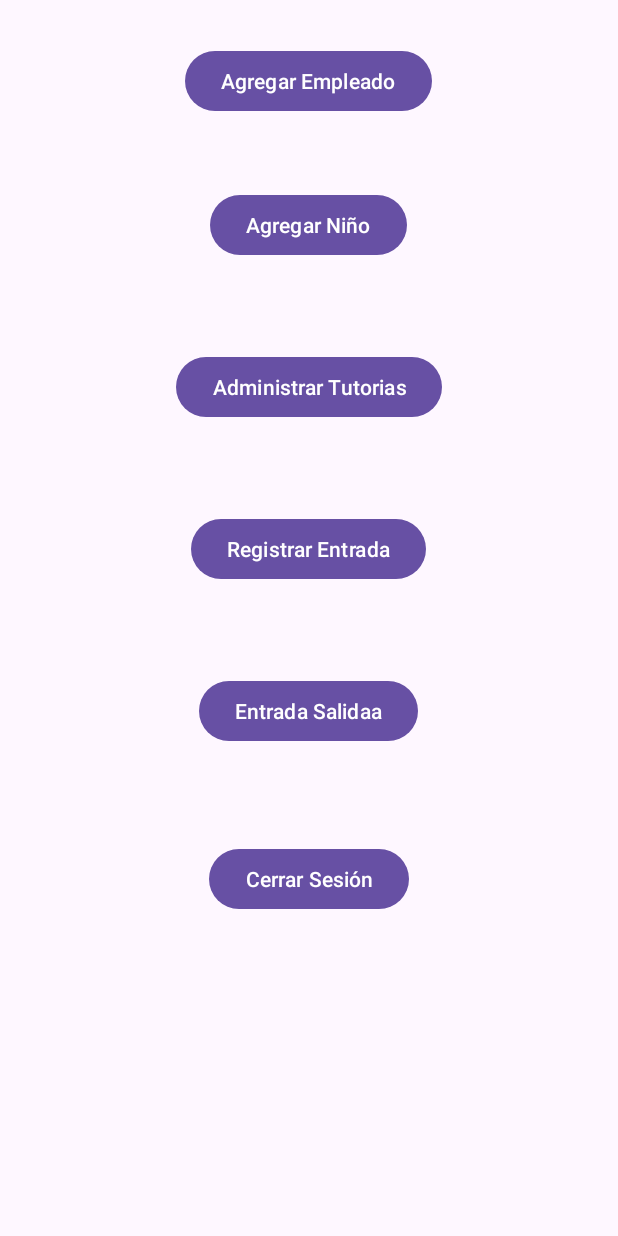
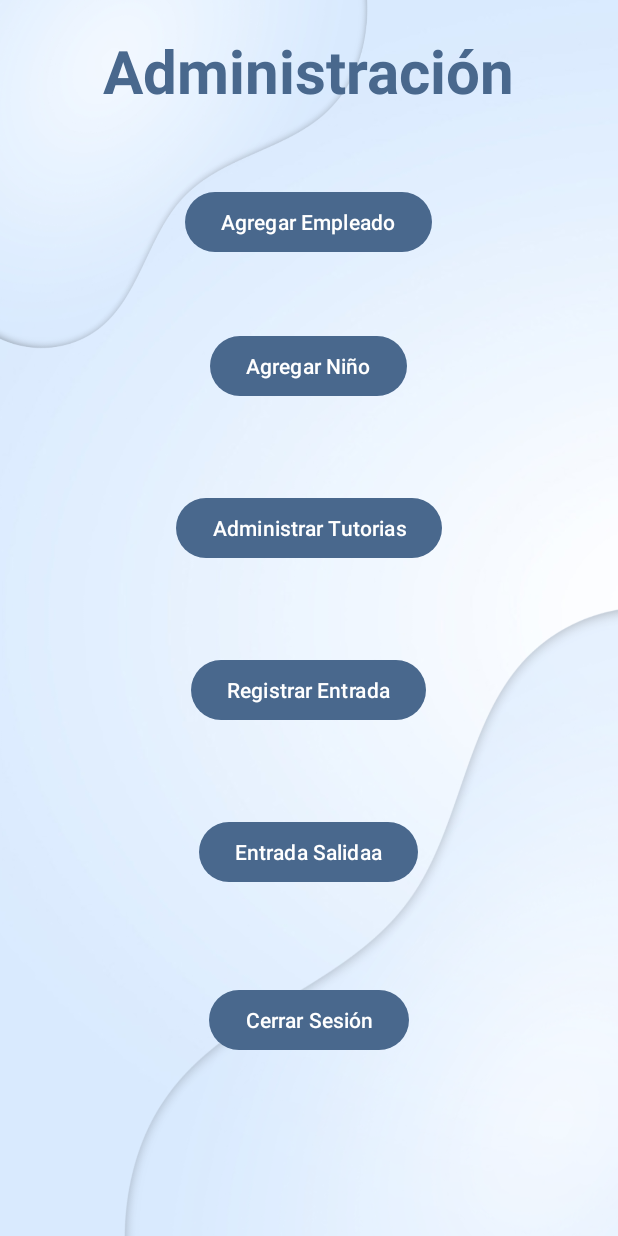
Before and after one commit to DiegoWitron234/KindersControl, an Android app: the PanelAdmin screen opened directly, with no data from a screen before it, on a phone screen of 412 x 824 dp. Run offline under Robolectric (Android 15) with nearby library versions, the light colour scheme and no system bars; our stand-ins replace Firebase (no records; nobody signed in at launch, a user with empty details on screens opened directly).

Commit message:
Primeros cambios a la interfaz, color y fondo, falta lo demás.

```diff
--- a/app/src/main/res/layout/activity_asignaciones_tutor.xml
+++ b/app/src/main/res/layout/activity_asignaciones_tutor.xml
@@ -5,15 +5,19 @@
     android:layout_width="match_parent"
     android:layout_height="match_parent"
     android:orientation="vertical"
-    android:layout_margin="20dp"
+    android:background="@drawable/fondokinder"
+
     tools:context=".AsignacionesTutor">
     <TextView
         android:text="Niños asignados"
+        android:textColor="@color/textColor"
         style="@style/tvTitulos1"
+        android:layout_margin="20dp"
         />
     <androidx.recyclerview.widget.RecyclerView
         android:id="@+id/lvAsignacionesTutor"
         android:layout_width="match_parent"
         android:layout_height="300dp"
+        android:layout_margin="20dp"
         />
 </LinearLayout>
--- a/app/src/main/res/layout/activity_display_qr.xml
+++ b/app/src/main/res/layout/activity_display_qr.xml
@@ -2,6 +2,7 @@
 <RelativeLayout xmlns:android="http://schemas.android.com/apk/res/android"
     android:layout_width="match_parent"
     android:layout_height="match_parent"
+    android:background="@drawable/fondokinder"
     xmlns:tools="http://schemas.android.com/tools"
     tools:context=".DisplayQRActivity">
 
--- a/app/src/main/res/layout/activity_leer_qr.xml
+++ b/app/src/main/res/layout/activity_leer_qr.xml
@@ -5,6 +5,7 @@
     android:layout_width="match_parent"
     android:layout_height="match_parent"
     android:orientation="vertical"
+    android:background="@drawable/fondokinder"
     tools:context=".LeerQR_Activity">
 
     <Button
@@ -13,6 +14,7 @@
         android:layout_height="wrap_content"
         android:layout_marginTop="40dp"
         android:text="Escanear QR"
+        android:backgroundTint="@color/botones"
         android:layout_gravity="center"
         app:layout_constraintEnd_toEndOf="parent"
         app:layout_constraintStart_toStartOf="parent"
@@ -41,5 +43,6 @@
         style="@style/boton"
         android:layout_gravity="center"
         android:text="Registrar entrada"
+        android:backgroundTint="@color/botones"
         />
 </LinearLayout>
--- a/app/src/main/res/layout/activity_panel_admin.xml
+++ b/app/src/main/res/layout/activity_panel_admin.xml
@@ -4,14 +4,27 @@
     xmlns:tools="http://schemas.android.com/tools"
     android:layout_width="match_parent"
     android:layout_height="match_parent"
+    android:background="@drawable/fondokinder"
     android:orientation="vertical"
-    android:layout_margin="30dp"
     tools:context=".PanelAdmin">
+
+    <TextView
+        android:layout_width="wrap_content"
+        android:layout_height="wrap_content"
+        android:text="@string/lblAdministracion"
+        android:layout_gravity="center"
+        android:textColor="@color/textColor"
+        android:layout_marginBottom="30dp"
+        android:textSize="40sp"
+        android:textStyle="bold"
+        android:layout_marginTop="20dp"
+        />
 
     <Button
         android:id="@+id/btnAgregarEmpleado"
         android:layout_width="wrap_content"
         android:layout_height="wrap_content"
+        android:layout_marginTop="20dp"
         android:text="Agregar Empleado"
         android:layout_gravity="center"
         />
--- a/app/src/main/res/layout/activity_panel_usuario.xml
+++ b/app/src/main/res/layout/activity_panel_usuario.xml
@@ -4,6 +4,7 @@
     xmlns:tools="http://schemas.android.com/tools"
     android:layout_width="match_parent"
     android:layout_height="match_parent"
+    android:background="@drawable/fondokinder"
     tools:context=".PanelUsuario">
 
     <Button
--- a/app/src/main/res/layout/activity_sing_up_alumno.xml
+++ b/app/src/main/res/layout/activity_sing_up_alumno.xml
@@ -4,6 +4,7 @@
     xmlns:tools="http://schemas.android.com/tools"
     android:layout_width="match_parent"
     android:layout_height="match_parent"
+    android:background="@drawable/fondokinder"
     tools:context=".SingUpAlumno">
 
     <LinearLayout
--- a/app/src/main/res/layout/activity_sing_up_empleado.xml
+++ b/app/src/main/res/layout/activity_sing_up_empleado.xml
@@ -3,6 +3,7 @@
     xmlns:tools="http://schemas.android.com/tools"
     android:layout_width="match_parent"
     android:layout_height="match_parent"
+    android:background="@drawable/fondokinder"
     tools:context=".SingUpEmpleado">
 
     <LinearLayout
--- a/app/src/main/res/layout/activity_sing_up_tutor.xml
+++ b/app/src/main/res/layout/activity_sing_up_tutor.xml
@@ -3,7 +3,7 @@
     xmlns:tools="http://schemas.android.com/tools"
     android:layout_width="match_parent"
     android:layout_height="match_parent"
-
+    android:background="@drawable/fondokinder"
     tools:context=".SingUpTutor">
 
     <LinearLayout
--- a/app/src/main/res/layout/activity_tutorizacion.xml
+++ b/app/src/main/res/layout/activity_tutorizacion.xml
@@ -3,6 +3,7 @@
     xmlns:tools="http://schemas.android.com/tools"
     android:layout_width="match_parent"
     android:layout_height="match_parent"
+    android:background="@drawable/fondokinder"
     tools:context=".Tutorizacion">
 
     <LinearLayout
--- a/app/src/main/res/values-night/themes.xml
+++ b/app/src/main/res/values-night/themes.xml
@@ -2,6 +2,6 @@
     <!-- Base application theme. -->
     <style name="Base.Theme.KindersControl" parent="Theme.Material3.DayNight.NoActionBar">
         <!-- Customize your dark theme here. -->
-        <!-- <item name="colorPrimary">@color/my_dark_primary</item> -->
+        <item name="colorPrimary">@color/botones</item>
     </style>
 </resources>
--- a/app/src/main/res/values/colors.xml
+++ b/app/src/main/res/values/colors.xml
@@ -2,8 +2,9 @@
 <resources>
     <color name="black">#FF000000</color>
     <color name="white">#FFFFFFFF</color>
-    <color name="textColor">#000000</color>
+    <color name="textColor">#49688D</color>
     <color name="verde">#67DD12</color>
     <color name="rojo">#FF0000</color>
     <color name="hipervinculos">#3592c4</color>
+    <color name="botones">#49688D</color>
 </resources>
--- a/app/src/main/res/values/strings.xml
+++ b/app/src/main/res/values/strings.xml
@@ -33,4 +33,5 @@
     <string name="invalid_password">Password must be >5 characters</string>
     <string name="login_failed">"Login failed"</string>
     <string name="registrar_entrada">Registrar Entrada</string>
+    <string name="lblAdministracion">Administración</string>
 </resources>
--- a/app/src/main/res/values/styles.xml
+++ b/app/src/main/res/values/styles.xml
@@ -4,6 +4,7 @@
     <style name="tvTitulos1">
         <item name="android:layout_height">wrap_content</item>
         <item name="android:layout_width">wrap_content</item>
+        <item name="android:textColor">@color/textColor</item>
         <item name="android:layout_gravity">center</item>
         <item name="android:textSize">40sp</item>
         <item name="android:textStyle">bold</item>
@@ -15,6 +16,7 @@
         <item name="android:layout_height">wrap_content</item>
         <item name="android:layout_width">wrap_content</item>
         <item name="android:textSize">25sp</item>
+        <item name="android:textColor">@color/textColor</item>
         <item name="android:layout_marginBottom">15dp</item>
     </style>
 
@@ -22,6 +24,7 @@
         <item name="android:layout_height">wrap_content</item>
         <item name="android:layout_width">match_parent</item>
         <item name="android:textSize">20sp</item>
+        <item name="android:textColor">@color/textColor</item>
         <item name="android:layout_marginBottom">30dp</item>
     </style>
 
--- a/app/src/main/res/values/themes.xml
+++ b/app/src/main/res/values/themes.xml
@@ -2,7 +2,8 @@
     <!-- Base application theme. -->
     <style name="Base.Theme.KindersControl" parent="Theme.Material3.DayNight.NoActionBar">
         <!-- Customize your light theme here. -->
-        <!-- <item name="colorPrimary">@color/my_light_primary</item> -->
+        <item name="colorPrimary">@color/botones</item>
+        <item name="colorSecondary">@color/textColor</item>
     </style>
 
     <style name="Theme.KindersControl" parent="Base.Theme.KindersControl" />
```
Also changed, not shown: app/src/main/res/layout/activity_login.xml (+13 -1 lines), app/src/main/res/layout/activity_main.xml (deleted, +0 -41 lines), app/src/main/res/layout/activity_registrar_usuario.xml (+9 -0 lines).
